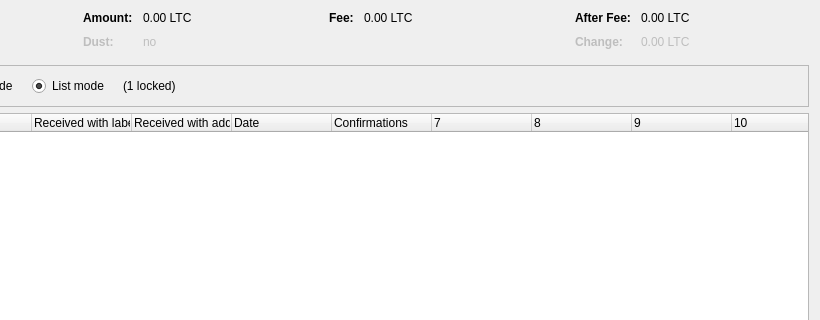
Before: the Qt Designer form src/qt/forms/coincontroldialog.ui in sumcoinlabs/sumcoin, drawn with Qt 5; both pictures show x 180 to 1000 and y 0 to 320 of the 1000 by 500 pixel window.
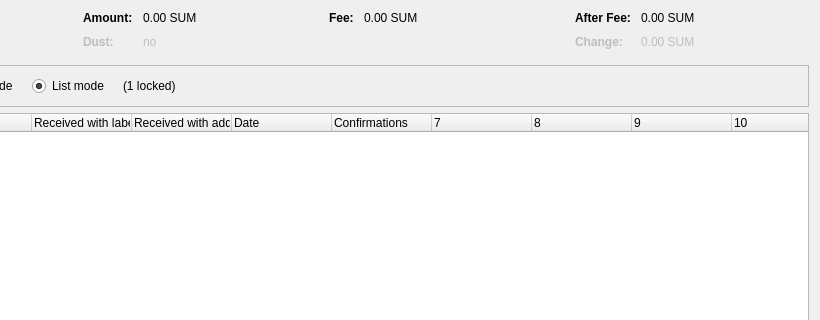
After: the same form once the commit is applied. Custom widgets are drawn as their Qt base class.

```diff
--- a/src/qt/forms/coincontroldialog.ui
+++ b/src/qt/forms/coincontroldialog.ui
@@ -132,7 +132,7 @@
           <enum>Qt::ActionsContextMenu</enum>
          </property>
          <property name="text">
-          <string notr="true">0.00 LTC</string>
+          <string notr="true">0.00 SUM</string>
          </property>
          <property name="textInteractionFlags">
           <set>Qt::LinksAccessibleByMouse|Qt::TextSelectableByKeyboard|Qt::TextSelectableByMouse</set>
@@ -212,7 +212,7 @@
           <enum>Qt::ActionsContextMenu</enum>
          </property>
          <property name="text">
-          <string notr="true">0.00 LTC</string>
+          <string notr="true">0.00 SUM</string>
          </property>
          <property name="textInteractionFlags">
           <set>Qt::LinksAccessibleByMouse|Qt::TextSelectableByKeyboard|Qt::TextSelectableByMouse</set>
@@ -257,7 +257,7 @@
           <enum>Qt::ActionsContextMenu</enum>
          </property>
          <property name="text">
-          <string notr="true">0.00 LTC</string>
+          <string notr="true">0.00 SUM</string>
          </property>
          <property name="textInteractionFlags">
           <set>Qt::LinksAccessibleByMouse|Qt::TextSelectableByKeyboard|Qt::TextSelectableByMouse</set>
@@ -292,7 +292,7 @@
           <enum>Qt::ActionsContextMenu</enum>
          </property>
          <property name="text">
-          <string notr="true">0.00 LTC</string>
+          <string notr="true">0.00 SUM</string>
          </property>
          <property name="textInteractionFlags">
           <set>Qt::LinksAccessibleByMouse|Qt::TextSelectableByKeyboard|Qt::TextSelectableByMouse</set>
```
